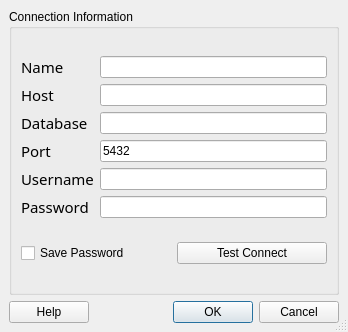
qgis/QGIS, file src/plugins/spit/qgsconnectiondialogbase.ui: the form before one commit.
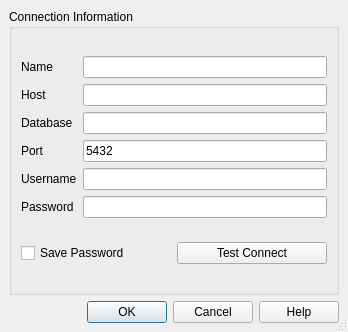
The form after the commit.

Commit message: Convert dialogs to Qt 4.2 StandardButton API. Also fix memory leaks by using the delete operator or Qt::WA_DeleteOnClose along with accept or reject rather then deprecated Qt3 routines. Also eliminate compiler warnings.

```diff
--- a/src/plugins/spit/qgsconnectiondialogbase.ui
+++ b/src/plugins/spit/qgsconnectiondialogbase.ui
@@ -79,17 +79,6 @@
           </property>
           <item>
            <widget class="QLabel" name="TextLabel1_2" >
-            <property name="font" >
-             <font>
-              <family>Sans Serif</family>
-              <pointsize>11</pointsize>
-              <weight>50</weight>
-              <italic>false</italic>
-              <bold>false</bold>
-              <underline>false</underline>
-              <strikeout>false</strikeout>
-             </font>
-            </property>
             <property name="text" >
              <string>Name</string>
             </property>
@@ -97,17 +86,6 @@
           </item>
           <item>
            <widget class="QLabel" name="TextLabel1" >
-            <property name="font" >
-             <font>
-              <family>Sans Serif</family>
-              <pointsize>11</pointsize>
-              <weight>50</weight>
-              <italic>false</italic>
-              <bold>false</bold>
-              <underline>false</underline>
-              <strikeout>false</strikeout>
-             </font>
-            </property>
             <property name="text" >
              <string>Host</string>
             </property>
@@ -115,17 +93,6 @@
           </item>
           <item>
            <widget class="QLabel" name="TextLabel2" >
-            <property name="font" >
-             <font>
-              <family>Sans Serif</family>
-              <pointsize>11</pointsize>
-              <weight>50</weight>
-              <italic>false</italic>
-              <bold>false</bold>
-              <underline>false</underline>
-              <strikeout>false</strikeout>
-             </font>
-            </property>
             <property name="text" >
              <string>Database</string>
             </property>
@@ -133,17 +100,6 @@
           </item>
           <item>
            <widget class="QLabel" name="TextLabel2_2" >
-            <property name="font" >
-             <font>
-              <family>Sans Serif</family>
-              <pointsize>11</pointsize>
-              <weight>50</weight>
-              <italic>false</italic>
-              <bold>false</bold>
-              <underline>false</underline>
-              <strikeout>false</strikeout>
-             </font>
-            </property>
             <property name="text" >
              <string>Port</string>
             </property>
@@ -151,17 +107,6 @@
           </item>
           <item>
            <widget class="QLabel" name="TextLabel3" >
-            <property name="font" >
-             <font>
-              <family>Sans Serif</family>
-              <pointsize>11</pointsize>
-              <weight>50</weight>
-              <italic>false</italic>
-              <bold>false</bold>
-              <underline>false</underline>
-              <strikeout>false</strikeout>
-             </font>
-            </property>
             <property name="text" >
              <string>Username</string>
             </property>
@@ -169,17 +114,6 @@
           </item>
           <item>
            <widget class="QLabel" name="TextLabel3_2" >
-            <property name="font" >
-             <font>
-              <family>Sans Serif</family>
-              <pointsize>11</pointsize>
-              <weight>50</weight>
-              <italic>false</italic>
-              <bold>false</bold>
-              <underline>false</underline>
-              <strikeout>false</strikeout>
-             </font>
-            </property>
             <property name="text" >
              <string>Password</string>
             </property>
@@ -233,72 +167,14 @@
     </widget>
    </item>
    <item>
-    <layout class="QHBoxLayout" >
-     <property name="margin" >
-      <number>0</number>
+    <widget class="QDialogButtonBox" name="buttonBox" >
+     <property name="orientation" >
+      <enum>Qt::Horizontal</enum>
      </property>
-     <property name="spacing" >
-      <number>6</number>
+     <property name="standardButtons" >
+      <set>QDialogButtonBox::Cancel|QDialogButtonBox::Help|QDialogButtonBox::NoButton|QDialogButtonBox::Ok</set>
      </property>
-     <item>
-      <widget class="QPushButton" name="btnHelp" >
-       <property name="text" >
-        <string>Help</string>
-       </property>
-       <property name="shortcut" >
-        <string>F1</string>
-       </property>
-       <property name="autoDefault" >
-        <bool>true</bool>
-       </property>
-      </widget>
-     </item>
-     <item>
-      <spacer>
-       <property name="orientation" >
-        <enum>Qt::Horizontal</enum>
-       </property>
-       <property name="sizeType" >
-        <enum>QSizePolicy::Expanding</enum>
-       </property>
-       <property name="sizeHint" >
-        <size>
-         <width>111</width>
-         <height>21</height>
-        </size>
-       </property>
-      </spacer>
-     </item>
-     <item>
-      <widget class="QPushButton" name="btnOk" >
-       <property name="text" >
-        <string>OK</string>
-       </property>
-       <property name="shortcut" >
-        <string/>
-       </property>
-       <property name="autoDefault" >
-        <bool>true</bool>
-       </property>
-       <property name="default" >
-        <bool>true</bool>
-       </property>
-      </widget>
-     </item>
-     <item>
-      <widget class="QPushButton" name="btnCancel" >
-       <property name="text" >
-        <string>Cancel</string>
-       </property>
-       <property name="shortcut" >
-        <string/>
-       </property>
-       <property name="autoDefault" >
-        <bool>true</bool>
-       </property>
-      </widget>
-     </item>
-    </layout>
+    </widget>
    </item>
   </layout>
  </widget>
```
Left out of the diff: 5 changed lines with no effect on the pictures. The commit also changes 48 other files.
